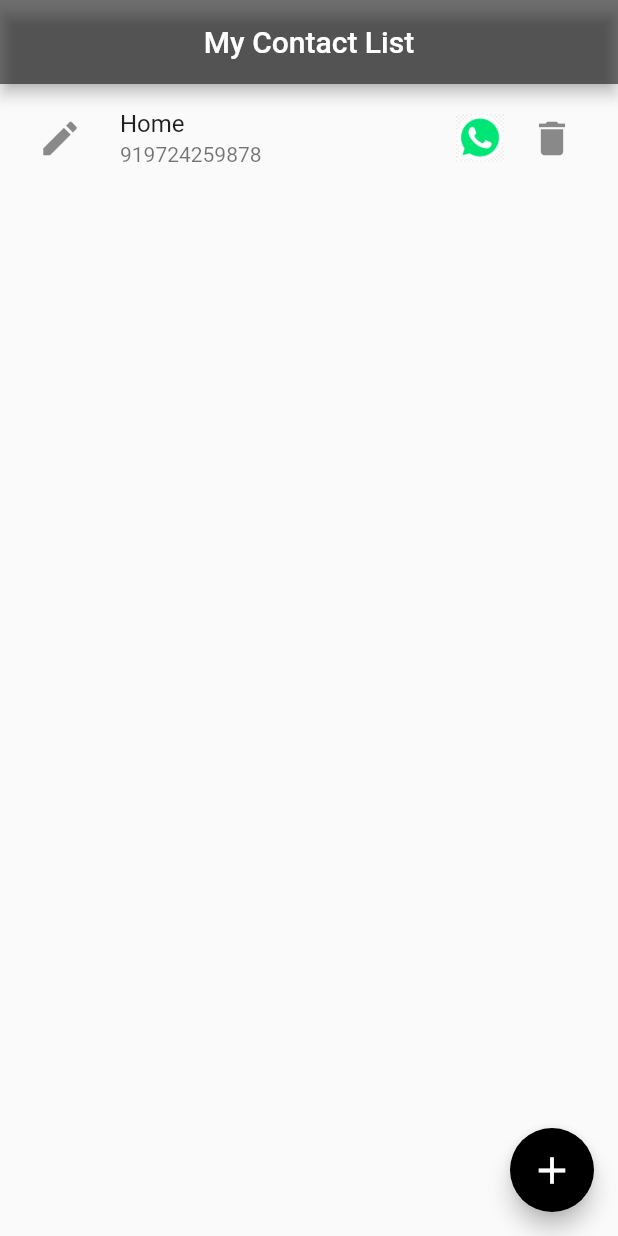
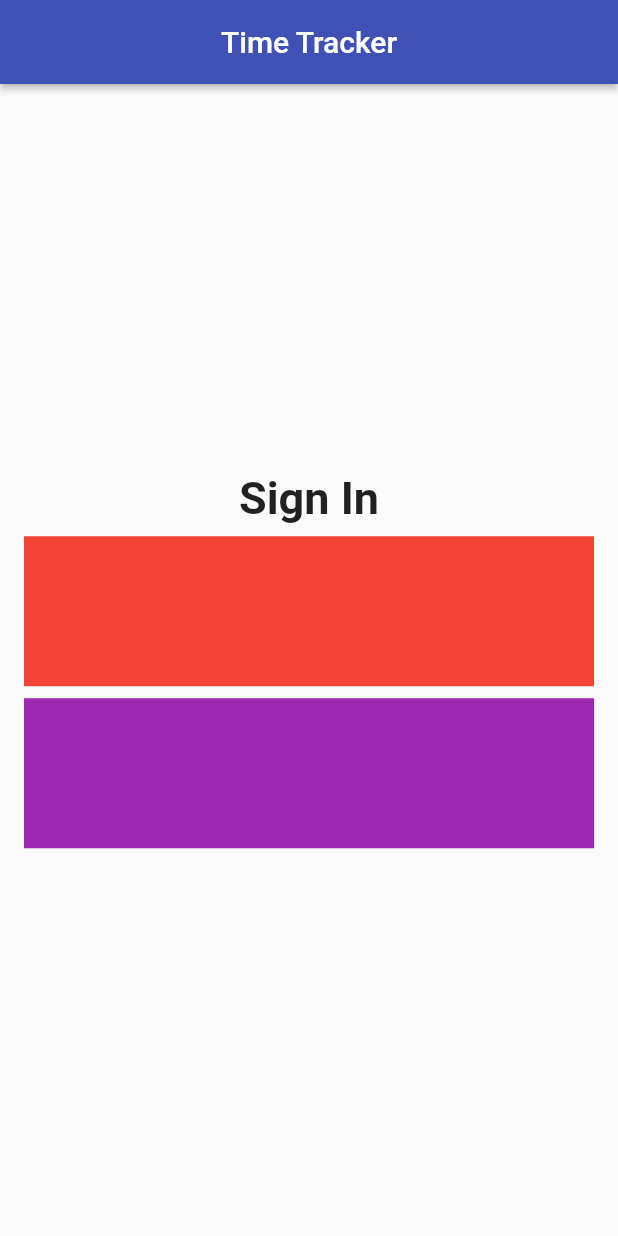
Before and after one commit to sahil078078/flutters_projects, a Flutter app: the screen it shows after launch, on a phone screen of 412 x 824 dp. Run offline on Flutter 3.47's test engine with Material 2 defaults, Android fonts, the phone set to English and light mode, and no system bars; our stand-ins replace image_picker; missing offline and left inert: flutter_launch.

Commit message:
flutter_project_1

```diff
--- /dev/null
+++ b/lib/FlutterTutorial_LayoutBasics_26_March_2022/SignIn/signin_page.dart
@@ -0,0 +1,51 @@
+import 'package:flutter/material.dart';
+
+class SignInPage extends StatelessWidget {
+  const SignInPage({Key? key}) : super(key: key);
+
+  @override
+  Widget build(BuildContext context) {
+    return Scaffold(
+      appBar: AppBar(
+        centerTitle: true,
+        title: const Text('Time Tracker'),
+        elevation: 2.0,
+      ),
+      body: _buildContent(),
+    );
+  }
+
+  Widget _buildContent() {
+    return Padding(
+      padding: const EdgeInsets.all(16),
+      child: Column(
+        mainAxisAlignment: MainAxisAlignment.center,
+        crossAxisAlignment: CrossAxisAlignment.stretch,
+        children: <Widget>[
+          const Text(
+            'Sign In',
+            textAlign: TextAlign.center,
+            style: TextStyle(
+              fontSize: 30,
+              fontWeight: FontWeight.w600,
+            ),
+          ),
+          const SizedBox(height: 8.0),
+          Container(
+            color: Colors.red,
+            child: const SizedBox(
+              height: 100,
+            ),
+          ),
+          const SizedBox(height: 8.0),
+          Container(
+            color: Colors.purple,
+            child: const SizedBox(
+              height: 100,
+            ),
+          ),
+        ],
+      ),
+    );
+  }
+}
--- a/lib/main.dart
+++ b/lib/main.dart
@@ -4,11 +4,22 @@ import 'package:flutters_projects/urk_launcher/whatsapp_url_launcher2.dart';
 import 'package:flutters_projects/urk_launcher/whatsapp_url_launcher3.dart';
 import 'package:flutters_projects/urk_launcher/whatsapp_url_launcher4.dart';
 
+import 'FlutterTutorial_LayoutBasics_26_March_2022/SignIn/signin_page.dart';
+import 'home_page.dart';
+
 void main() {
-  runApp(
-    const MaterialApp(
-      debugShowCheckedModeBanner: false,
-      home: MyUrlLauncher4(),
-    ),
-  );
+  runApp(const MyApp());
 }
+
+class MyApp extends StatelessWidget {
+  const MyApp({Key? key}) : super(key: key);
+
+  @override
+  Widget build(BuildContext context) {
+    return MaterialApp(
+      title: 'Time Tracker',
+      theme: ThemeData(primarySwatch: Colors.indigo),
+      home: const SignInPage(),
+    );
+  }
+}
--- a/lib/urk_launcher/whatsapp_url_launcher4.dart
+++ b/lib/urk_launcher/whatsapp_url_launcher4.dart
@@ -264,12 +264,3 @@ class _MyUrlLauncher4State extends State<MyUrlLauncher4> {
         phone: "${myData[callIndex]["Phone"]}", message: 'Hello Good Morning');
   }
 }
-
-class MyBodyDesign extends StatelessWidget {
-  const MyBodyDesign({Key? key}) : super(key: key);
-
-  @override
-  Widget build(BuildContext context) {
-    return const Text('Hello');
-  }
-}
```
Also changed, not shown: 20 other files.
